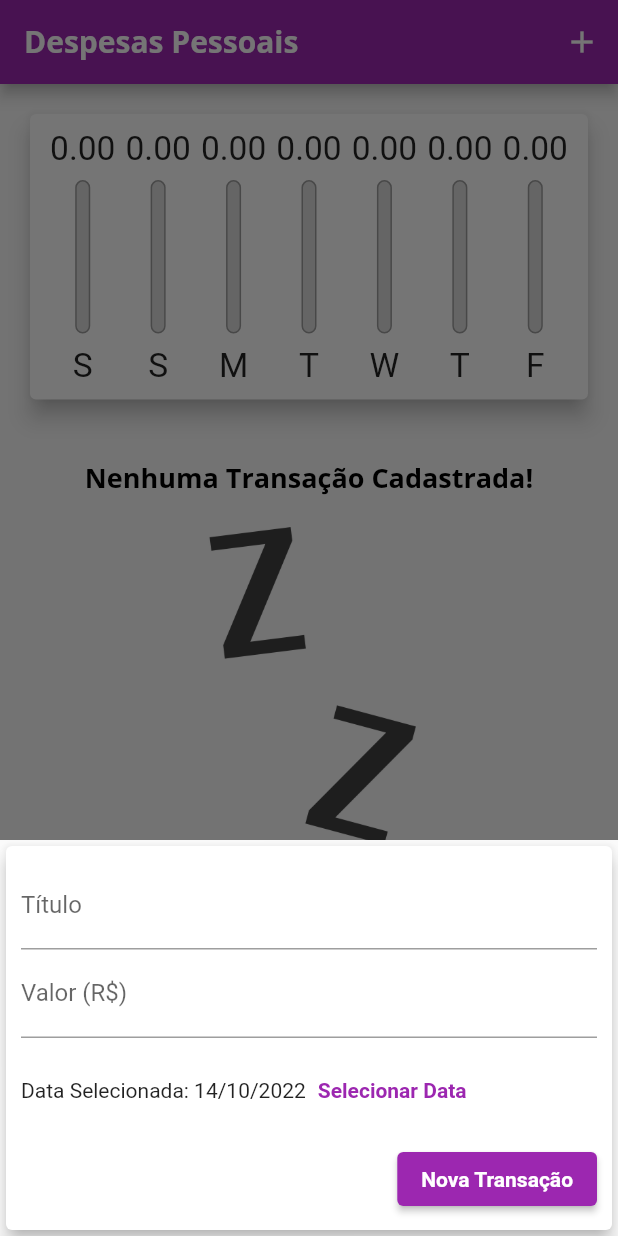
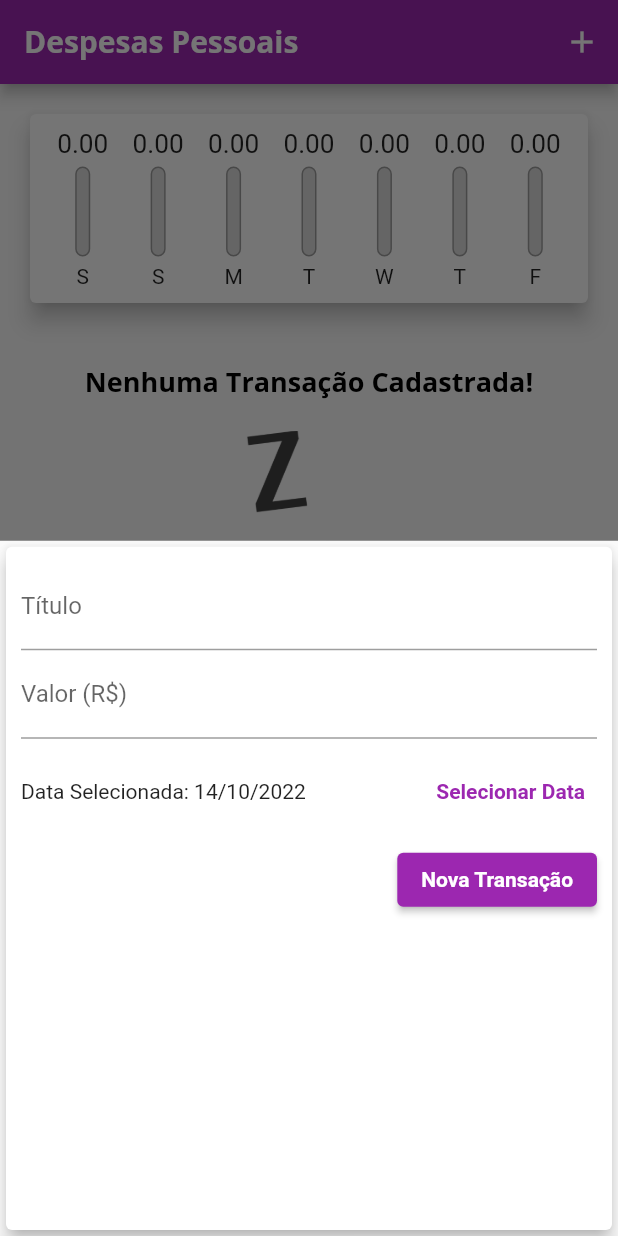
Before and after one commit to felipeggarcia/despesas-pessoais, a Flutter app: the screen it shows after launch, after a tap on the "add" icon, on a phone screen of 412 x 824 dp. Run offline on Flutter 3.47's test engine with Material 2 defaults, Android fonts, the phone set to English and light mode, and no system bars.

Commit message:
Revert "alterações para adição de responsividade"
This reverts commit 35c39d3ce8da9da5788732e5a3e1150546b2701c.

```diff
--- a/lib/components/adaptative_button.dart
+++ /dev/null
@@ -1,36 +0,0 @@
-import 'dart:io';
-import 'package:flutter/cupertino.dart';
-import 'package:flutter/material.dart';
-
-class AdaptativeButton extends StatelessWidget {
-  final String label;
-  final Function() onPressed;
-
-  const AdaptativeButton(
-    this.label,
-    this.onPressed, {
-    Key? key,
-  }) : super(key: key);
-
-  @override
-  Widget build(BuildContext context) {
-    return Platform.isIOS
-        ? CupertinoButton(
-            child: Text(label),
-            onPressed: onPressed,
-            color: Theme.of(context).colorScheme.primary,
-            padding: const EdgeInsets.symmetric(
-              horizontal: 20,
-            ),
-          )
-        : ElevatedButton(
-            child: Text(
-              label,
-              style: TextStyle(
-                color: Theme.of(context).textTheme.button?.color,
-              ),
-            ),
-            onPressed: onPressed,
-          );
-  }
-}
--- a/lib/components/adaptative_date_picker.dart
+++ /dev/null
@@ -1,66 +0,0 @@
-import 'dart:io';
-import 'package:flutter/cupertino.dart';
-import 'package:flutter/material.dart';
-import 'package:intl/intl.dart';
-
-class AdaptativeDatePicker extends StatelessWidget {
-  final DateTime? selectedDate;
-  final Function(DateTime)? onDateChanged;
-
-  const AdaptativeDatePicker({
-    this.selectedDate,
-    this.onDateChanged,
-    Key? key,
-  }) : super(key: key);
-
-  _showDatePicker(BuildContext context) {
-    showDatePicker(
-      context: context,
-      initialDate: DateTime.now(),
-      firstDate: DateTime(2019),
-      lastDate: DateTime.now(),
-    ).then((pickedDate) {
-      if (pickedDate == null) {
-        return;
-      }
-
-      onDateChanged!(pickedDate);
-    });
-  }
-
-  @override
-  Widget build(BuildContext context) {
-    return Platform.isIOS
-        ? SizedBox(
-            height: 180,
-            child: CupertinoDatePicker(
-              mode: CupertinoDatePickerMode.date,
-              initialDateTime: DateTime.now(),
-              minimumDate: DateTime(2019),
-              maximumDate: DateTime.now(),
-              onDateTimeChanged: onDateChanged!,
-            ),
-          )
-        : SizedBox(
-            height: 70,
-            child: Row(
-              children: <Widget>[
-                Text(
-                  selectedDate == null
-                      ? 'Nenhuma data selecionada!'
-                      : 'Data Selecionada: ${DateFormat('dd/MM/y').format(selectedDate!)}',
-                ),
-                TextButton(
-                  child: const Text(
-                    'Selecionar Data',
-                    style: TextStyle(
-                      fontWeight: FontWeight.bold,
-                    ),
-                  ),
-                  onPressed: () => _showDatePicker(context),
-                )
-              ],
-            ),
-          );
-  }
-}
--- a/lib/components/adaptative_text_field.dart
+++ /dev/null
@@ -1,46 +0,0 @@
-import 'dart:io';
-import 'package:flutter/cupertino.dart';
-import 'package:flutter/material.dart';
-
-class AdaptativeTextField extends StatelessWidget {
-  final String? label;
-  final TextEditingController? controller;
-  final TextInputType keyboardType;
-  final Function(String)? onSubmitted;
-
-  const AdaptativeTextField({
-    this.label,
-    this.controller,
-    this.keyboardType = TextInputType.text,
-    this.onSubmitted,
-    Key? key,
-  }) : super(key: key);
-
-  @override
-  Widget build(BuildContext context) {
-    return Platform.isIOS
-        ? Padding(
-            padding: const EdgeInsets.only(
-              bottom: 10,
-            ),
-            child: CupertinoTextField(
-              controller: controller,
-              keyboardType: keyboardType,
-              onSubmitted: onSubmitted,
-              placeholder: label,
-              padding: const EdgeInsets.symmetric(
-                horizontal: 6,
-                vertical: 12,
-              ),
-            ),
-          )
-        : TextField(
-            controller: controller,
-            keyboardType: keyboardType,
-            onSubmitted: onSubmitted,
-            decoration: InputDecoration(
-              labelText: label,
-            ),
-          );
-  }
-}
--- a/lib/components/chart_bar.dart
+++ b/lib/components/chart_bar.dart
@@ -14,19 +14,17 @@ class ChartBar extends StatelessWidget {
 
   @override
   Widget build(BuildContext context) {
-    return LayoutBuilder(
-      builder: (ctx, constraints) {
     return Column(
       children: [
         SizedBox(
-              height: constraints.maxHeight * 0.15,
+          height: 20,
           child: FittedBox(
-                child: Text(value!.toStringAsFixed(2)),
+            child: Text('${value!.toStringAsFixed(2)}'),
           ),
         ),
-            SizedBox(height: constraints.maxHeight * 0.05),
+        const SizedBox(height: 5),
         SizedBox(
-              height: constraints.maxHeight * 0.6,
+          height: 60,
           width: 10,
           child: Stack(
             alignment: Alignment.bottomCenter,
@@ -53,16 +51,9 @@ class ChartBar extends StatelessWidget {
             ],
           ),
         ),
-            SizedBox(height: constraints.maxHeight * 0.05),
-            SizedBox(
-              height: constraints.maxHeight * 0.15,
-              child: FittedBox(
-                child: Text(label!),
-              ),
-            ),
+        const SizedBox(height: 5),
+        Text(label!),
       ],
-        );
-      },
     );
   }
 }
--- a/lib/components/transaction_form.dart
+++ b/lib/components/transaction_form.dart
@@ -1,7 +1,5 @@
 import 'package:flutter/material.dart';
-import 'adaptative_button.dart';
-import 'adaptative_text_field.dart';
-import 'adaptative_date_picker.dart';
+import 'package:intl/intl.dart';
 
 class TransactionForm extends StatefulWidget {
   final void Function(String, double, DateTime) onSubmit;
@@ -28,53 +26,87 @@ class _TransactionFormState extends State<TransactionForm> {
     widget.onSubmit(title, value, _selectedDate!);
   }
 
+  _showDatePicker() {
+    showDatePicker(
+      context: context,
+      initialDate: DateTime.now(),
+      firstDate: DateTime(2019),
+      lastDate: DateTime.now(),
+    ).then((pickedDate) {
+      if (pickedDate == null) {
+        return;
+      }
+
+      setState(() {
+        _selectedDate = pickedDate;
+      });
+    });
+  }
+
   @override
   Widget build(BuildContext context) {
-    return SingleChildScrollView(
-      child: Card(
+    return Card(
       elevation: 5,
       child: Padding(
-          padding: EdgeInsets.only(
-            top: 10,
-            right: 10,
-            left: 10,
-            bottom: 10 + MediaQuery.of(context).viewInsets.bottom,
-          ),
+        padding: const EdgeInsets.all(10),
         child: Column(
           children: [
-              AdaptativeTextField(
-                label: 'Título',
+            TextField(
               controller: _titleController,
-                onSubmitted: (_) => _submitForm,
+              onSubmitted: (_) => _submitForm(),
+              decoration: const InputDecoration(
+                labelText: 'Título',
               ),
-              AdaptativeTextField(
-                label: 'Valor (R\$)',
+            ),
+            TextField(
               controller: _valueController,
               keyboardType:
                   const TextInputType.numberWithOptions(decimal: true),
-                onSubmitted: (_) => _submitForm,
+              onSubmitted: (_) => _submitForm(),
+              decoration: const InputDecoration(
+                labelText: 'Valor (R\$)',
               ),
-              AdaptativeDatePicker(
-                selectedDate: _selectedDate,
-                onDateChanged: (newDate) {
-                  setState(() {
-                    _selectedDate = newDate;
-                  });
-                },
+            ),
+            SizedBox(
+              height: 70,
+              child: Row(
+                children: <Widget>[
+                  Expanded(
+                    child: Text(
+                      _selectedDate == null
+                          ? 'Nenhuma data selecionada!'
+                          : 'Data Selecionada: ${DateFormat('dd/MM/y').format(_selectedDate!)}',
+                    ),
+                  ),
+                  TextButton(
+                    child: const Text(
+                      'Selecionar Data',
+                      style: TextStyle(
+                        fontWeight: FontWeight.bold,
+                      ),
+                    ),
+                    onPressed: _showDatePicker,
+                  )
+                ],
+              ),
             ),
             Row(
               mainAxisAlignment: MainAxisAlignment.end,
               children: <Widget>[
-                  AdaptativeButton(
+                ElevatedButton(
+                  child: Text(
                     'Nova Transação',
-                    _submitForm,
+                    style: TextStyle(
+                      color: Theme.of(context).textTheme.button?.color,
+                    ),
+                  ),
+                  onPressed: _submitForm,
                 ),
               ],
             ),
           ],
         ),
       ),
-      ),
     );
   }
 }
--- a/lib/components/transaction_list.dart
+++ b/lib/components/transaction_list.dart
@@ -11,10 +11,10 @@ class TransactionList extends StatelessWidget {
 
   @override
   Widget build(BuildContext context) {
-    return transactions.isEmpty
-        ? LayoutBuilder(
-            builder: (ctx, constraints) {
-              return Column(
+    return SizedBox(
+      height: 430,
+      child: transactions.isEmpty
+          ? Column(
               children: [
                 const SizedBox(height: 20),
                 Text(
@@ -23,15 +23,13 @@ class TransactionList extends StatelessWidget {
                 ),
                 const SizedBox(height: 20),
                 SizedBox(
-                    height: constraints.maxHeight * 0.6,
+                  height: 200,
                   child: Image.asset(
                     'assets/images/waiting.png',
                     fit: BoxFit.cover,
                   ),
                 ),
               ],
-              );
-            },
             )
           : ListView.builder(
               itemCount: transactions.length,
@@ -66,24 +64,15 @@ class TransactionList extends StatelessWidget {
                     subtitle: Text(
                       DateFormat('d MMM y').format(tr.date),
                     ),
-                    trailing: MediaQuery.of(context).size.width > 480
-                        ? TextButton.icon(
-                            onPressed: () => onRemove(tr.id),
-                            icon: Icon(Icons.delete,
-                                color: Theme.of(context).errorColor),
-                            label: Text(
-                              'Excluir',
-                              style: TextStyle(
-                                  color: Theme.of(context).errorColor),
-                            ),
-                          )
-                        : IconButton(
+                    trailing: IconButton(
                       icon: const Icon(Icons.delete),
                       color: Theme.of(context).errorColor,
                       onPressed: () => onRemove(tr.id),
-                          )),
+                    ),
+                  ),
                 );
               },
+            ),
     );
   }
 }
--- a/lib/main.dart
+++ b/lib/main.dart
@@ -1,10 +1,5 @@
+import 'package:flutter/material.dart';
 import 'dart:math';
-import 'dart:io';
-
-import 'package:expenses/components/transaction_form.dart';
-import 'package:flutter/material.dart';
-import 'package:flutter/cupertino.dart';
-
 import 'components/transaction_form.dart';
 import 'components/transaction_list.dart';
 import 'components/chart.dart';
@@ -23,7 +18,7 @@ class ExpensesApp extends StatelessWidget {
       theme: tema.copyWith(
         colorScheme: tema.colorScheme.copyWith(
           primary: Colors.purple,
-          secondary: Colors.amber,
+          secondary: Color.fromARGB(255, 7, 48, 255),
         ),
         textTheme: tema.textTheme.copyWith(
           headline6: const TextStyle(
@@ -58,7 +53,6 @@ class MyHomePage extends StatefulWidget {
 
 class _MyHomePageState extends State<MyHomePage> {
   final List<Transaction> _transactions = [];
-  bool _showChart = false;
 
   List<Transaction> get _recentTransactions {
     return _transactions.where((tr) {
@@ -98,104 +92,32 @@ class _MyHomePageState extends State<MyHomePage> {
     );
   }
 
-  Widget _getIconButton(IconData icon, Function() fn) {
-    return Platform.isIOS
-        ? GestureDetector(onTap: fn, child: Icon(icon))
-        : IconButton(icon: Icon(icon), onPressed: fn);
-  }
-
   @override
   Widget build(BuildContext context) {
-    final mediaQuery = MediaQuery.of(context);
-    bool isLandscape = mediaQuery.orientation == Orientation.landscape;
-
-    final iconList = Platform.isIOS ? CupertinoIcons.refresh : Icons.list;
-    final chartList =
-        Platform.isIOS ? CupertinoIcons.refresh : Icons.show_chart;
-
-    final actions = [
-      if (isLandscape)
-        _getIconButton(
-          _showChart ? iconList : chartList,
-          () {
-            setState(() {
-              _showChart = !_showChart;
-            });
-          },
-        ),
-      _getIconButton(
-        Platform.isIOS ? CupertinoIcons.add : Icons.add,
-        () => _openTransactionFormModal(context),
+    return Scaffold(
+      appBar: AppBar(
+        title: const Text('Despesas Pessoais'),
+        actions: [
+          IconButton(
+            icon: const Icon(Icons.add),
+            onPressed: () => _openTransactionFormModal(context),
+          ),
+        ],
       ),
-    ];
-
-    final PreferredSizeWidget appBar = AppBar(
-      title: const Text('Despesas Pessoais'),
-      actions: actions,
-    );
-
-    final availableHeight = mediaQuery.size.height -
-        appBar.preferredSize.height -
-        mediaQuery.padding.top;
-
-    final bodyPage = SafeArea(
-      child: SingleChildScrollView(
+      body: SingleChildScrollView(
         child: Column(
           crossAxisAlignment: CrossAxisAlignment.stretch,
           children: [
-            // if (isLandscape)
-            //   Row(
-            //     mainAxisAlignment: MainAxisAlignment.center,
-            //     children: [
-            //       const Text('Exibir Gráfico'),
-            //       Switch.adaptive(
-            //         activeColor: Theme.of(context).colorScheme.secondary,
-            //         value: _showChart,
-            //         onChanged: (value) {
-            //           setState(() {
-            //             _showChart = value;
-            //           });
-            //         },
-            //       ),
-            //     ],
-            //   ),
-            if (_showChart || !isLandscape)
-              SizedBox(
-                height: availableHeight * (isLandscape ? 0.8 : 0.3),
-                child: Chart(_recentTransactions),
-              ),
-            if (!_showChart || !isLandscape)
-              SizedBox(
-                height: availableHeight * (isLandscape ? 1 : 0.7),
-                child: TransactionList(_transactions, _removeTransaction),
-              ),
+            Chart(_recentTransactions),
+            TransactionList(_transactions, _removeTransaction),
           ],
         ),
       ),
+      floatingActionButton: FloatingActionButton(
+        child: const Icon(Icons.add),
+        onPressed: () => _openTransactionFormModal(context),
+      ),
+      floatingActionButtonLocation: FloatingActionButtonLocation.centerFloat,
     );
-
-    return Platform.isIOS
-        ? CupertinoPageScaffold(
-            navigationBar: CupertinoNavigationBar(
-              middle: const Text('Despesas Pessoais'),
-              trailing: Row(
-                mainAxisSize: MainAxisSize.min,
-                children: actions,
-              ),
-            ),
-            child: bodyPage,
-          )
-        : Scaffold(
-            appBar: appBar,
-            body: bodyPage,
-            floatingActionButton: Platform.isIOS
-                ? Container()
-                : FloatingActionButton(
-                    child: const Icon(Icons.add),
-                    onPressed: () => _openTransactionFormModal(context),
-                  ),
-            floatingActionButtonLocation:
-                FloatingActionButtonLocation.centerFloat,
-          );
   }
 }
```
Lines whose indentation alone changed are shown as unchanged.
